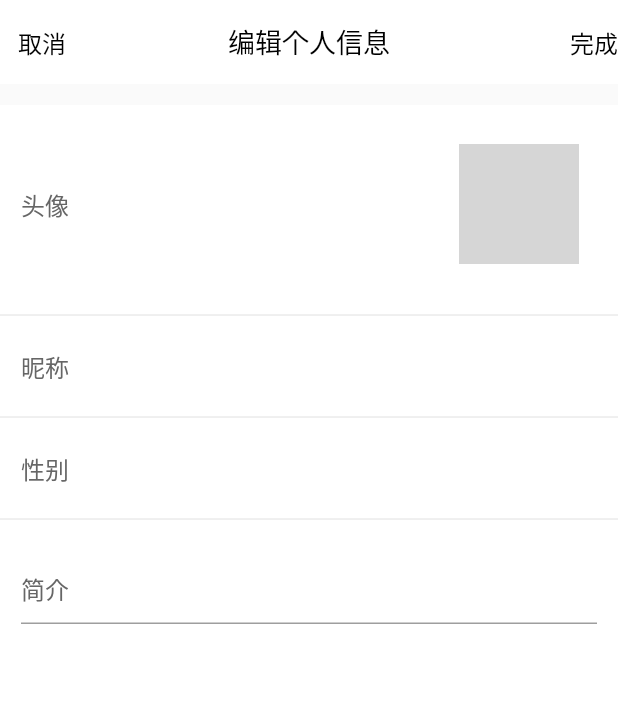
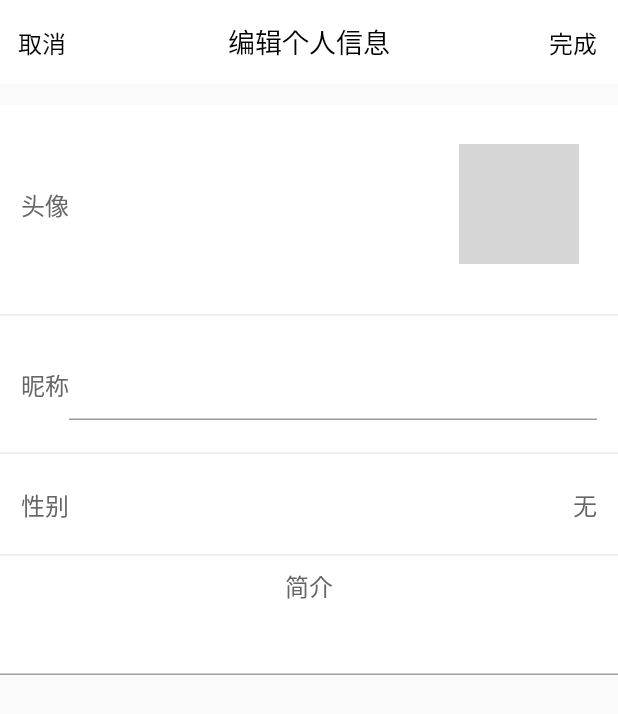
Before and after one commit to robotwai/flutter_freefeed, a Flutter app: the UserSettingPage screen opened directly, on a phone screen of 412 x 824 dp. Shown: the top 714 px of the screen. Run offline on Flutter 3.47's test engine with Material 2 defaults, Android fonts, the phone set to English and light mode, and no system bars; our stand-ins replace image_picker, shared_preferences, sqflite; accounts and stored records are empty; network calls fail; grey boxes are pictures that could not be loaded.

Commit message:
flutter 切换到master分支 修复弹出软键盘遮挡的问题

```diff
--- a/lib/model/account_model.dart
+++ b/lib/model/account_model.dart
@@ -34,7 +34,7 @@ class Account{
         'token': token,
         'icon': icon,
         'id': id,
-        'isign_contentd': sign_content,
+        'sign_content': sign_content,
         'followed': followed,
         'follower': follower,
         'sex': sex,
--- a/lib/utils/constant.dart
+++ b/lib/utils/constant.dart
@@ -1,7 +1,6 @@
 class Constant {
-
+  static const String baseUrlNoHttp = '192.168.45.47:3000';
   static const String baseUrl = 'http://' + baseUrlNoHttp;
-  static const String baseUrlNoHttp = '192.168.1.100:3000';
 
   static const int HTTP_OK = 0;
   static const int HTTP_FAILED = 1;
--- a/lib/utils/sp_local.dart
+++ b/lib/utils/sp_local.dart
@@ -4,10 +4,10 @@ import 'dart:convert';
 import 'dart:async';
 
 class CommonSP{
-  static void saveAccount(Account a) async {
+  static saveAccount(Account a) async {
     String json;
     if (a != null) {
-      json = JSON.encode(a);
+      json = jsonEncode(a);
     } else {
       json = '';
     }
@@ -24,7 +24,7 @@ class CommonSP{
       return null;
     }
     print("getAccount" + json);
-    Map userMap = JSON.decode(json);
+    Map userMap = jsonDecode(json);
     Account user = new Account.fromJson(userMap);
     if (user.token == null || user.token.isEmpty) {
       return null;
--- a/lib/widget/add_micropost_page.dart
+++ b/lib/widget/add_micropost_page.dart
@@ -7,7 +7,6 @@ import 'package:image_picker/image_picker.dart';
 import 'dart:io';
 import 'dart:async';
 import 'package:intl/intl.dart';
-import 'package:dio/dio.dart';
 import 'package:http/http.dart' as http;
 import 'package:http_parser/http_parser.dart';
 import 'package:flutter/cupertino.dart';
--- a/lib/widget/register.dart
+++ b/lib/widget/register.dart
@@ -159,7 +159,6 @@ class _RegisterState extends State<RegisterPage> {
     }
   }
 
-  void selectPic() {}
 
   Future getImage() async {
     var image = await ImagePicker.pickImage(source: ImageSource.gallery);
--- a/lib/widget/user_setting_page.dart
+++ b/lib/widget/user_setting_page.dart
@@ -2,6 +2,9 @@ import 'package:flutter/material.dart';
 import 'package:flutter_app/model/account_model.dart';
 import 'package:flutter_app/utils/sp_local.dart';
 import 'package:flutter_app/utils/constant.dart';
+import 'package:flutter_app/network/common_http_client.dart';
+import 'dart:async';
+import 'package:image_picker/image_picker.dart';
 
 class UserSettingPage extends StatefulWidget {
   @override
@@ -12,12 +15,16 @@ class UserSettingPage extends StatefulWidget {
 
 class _UserSettingPageState extends State<UserSettingPage> {
   Account account;
+  TextEditingController name_c = new TextEditingController();
+  TextEditingController sign_c = new TextEditingController();
 
   @override
   void initState() {
     CommonSP.getAccount().then((onValue) {
       setState(() {
         account = onValue;
+        name_c.text = onValue.name;
+        sign_c.text = onValue.sign_content;
       });
     });
   }
@@ -52,6 +59,7 @@ class _UserSettingPageState extends State<UserSettingPage> {
         ),
         actions: <Widget>[
           new GestureDetector(
+            child: new Container(
               child: new Center(
                 child: new Text(
                   '完成',
@@ -61,13 +69,16 @@ class _UserSettingPageState extends State<UserSettingPage> {
                       color: Color(CLS.TEXT_0)),
                 ),
               ),
+              padding: const EdgeInsets.only(right: 14.0),
+            ),
             onTap: () {
-              print('finish');
+              updateUser();
             },
           ),
         ],
       ),
-      body: new Container(
+      body: new SingleChildScrollView(
+        child: new Container(
           child: new Column(
             children: <Widget>[
               new Container(
@@ -77,20 +88,22 @@ class _UserSettingPageState extends State<UserSettingPage> {
                         child: new Text(
                           '头像',
                           style:
-                        new TextStyle(color: Color(CLS.TEXT_6), fontSize: 16.0),
+                          new TextStyle(
+                              color: Color(CLS.TEXT_6), fontSize: 16.0),
                         )),
                     new Container(
                       child: new GestureDetector(
                         child: new Container(
                           child: new ClipOval(
-                          child: getIcon(account == null || account.icon == null
+                            child: getIcon(
+                                account == null || account.icon == null
                                     ? "null"
                                     : account.icon),
                           ),
                           margin: const EdgeInsets.all(12.0),
                         ),
                         onTap: () {
-                        print('ontap');
+                          getImage();
                         },
                       ),
                     )
@@ -102,19 +115,22 @@ class _UserSettingPageState extends State<UserSettingPage> {
               new Container(
                 child: new Row(
                   children: <Widget>[
-                  new Expanded(
-                      child: new Text(
+                    new Text(
                       '昵称',
                       style:
                       new TextStyle(color: Color(CLS.TEXT_6), fontSize: 16.0),
+                    ),
+
+                    new Flexible(
+                        child: new TextField(
+                          controller: name_c,
+                          textAlign: TextAlign.right,
+                          style:
+                          new TextStyle(
+                              color: Color(CLS.TEXT_6), fontSize: 16.0),
                         )),
-                  new Text(
-                    account == null || account.name == null
-                        ? "null"
-                        : account.name,
-                    style:
-                        new TextStyle(color: Color(CLS.TEXT_6), fontSize: 16.0),
-                  )
+
+
                   ],
                 ),
                 padding: const EdgeInsets.all(14.0),
@@ -127,12 +143,13 @@ class _UserSettingPageState extends State<UserSettingPage> {
                         child: new Text(
                           '性别',
                           style:
-                        new TextStyle(color: Color(CLS.TEXT_6), fontSize: 16.0),
+                          new TextStyle(
+                              color: Color(CLS.TEXT_6), fontSize: 16.0),
                         )),
                     new Text(
-                    account == null || account.name == null
-                        ? "null"
-                        : account.name,
+                      account == null || account.sex == 0
+                          ? "无"
+                          : account.sex == 1 ? '男' : '女',
                       style:
                       new TextStyle(color: Color(CLS.TEXT_6), fontSize: 16.0),
                     )
@@ -142,20 +159,26 @@ class _UserSettingPageState extends State<UserSettingPage> {
               ),
               new Divider(),
               new Container(
-              child: new TextField(
-                decoration: new InputDecoration(
-                  hintText: '简介',
-                  hintStyle:
-                      new TextStyle(color: Color(CLS.TEXT_6), fontSize: 16.0),
+                child: new Text(
+                  '简介',
+                  style: new TextStyle(
+                      color: Color(CLS.TEXT_6), fontSize: 16.0),
                 ),
               ),
-              padding: const EdgeInsets.all(14.0),
-            )
+
+              new TextField(
+                controller: sign_c,
+                style: new TextStyle(color: Color(CLS.TEXT_6), fontSize: 16.0),
+              ),
+//                padding: const EdgeInsets.all(14.0),
+
             ],
           ),
           color: Color(CLS.BACKGROUND),
           margin: const EdgeInsets.only(top: 14.0),
         ),
+      ),
+      resizeToAvoidBottomPadding: true,
     );
   }
 
@@ -178,4 +201,20 @@ class _UserSettingPageState extends State<UserSettingPage> {
       );
     }
   }
+
+  Future getImage() async {
+    var image = await ImagePicker.pickImage(source: ImageSource.gallery);
+    if (image != null) {
+      setState(() {
+        print(image.path);
+        icon = image.path;
+      });
     }
+  }
+
+  String icon;
+
+  updateUser() {
+    FFHttpUtils.origin.updateUser(icon, name_c.text, sign_c.text, 1);
+  }
+}
--- a/pubspec.yaml
+++ b/pubspec.yaml
@@ -9,7 +9,7 @@ dependencies:
   # Use with the CupertinoIcons class for iOS style icons.
   cupertino_icons: ^0.1.2
   http: ^0.11.3+16
-  dio: ^0.0.14
+
   shared_preferences: "^0.4.2"
   sqflite: any
   path_provider: ^0.4.1
```
Also changed, not shown: lib/network/common_http_client.dart (+143 -146 lines), lib/utils/db_helper.dart (+12 -6 lines), lib/widget/ensure_visible.dart (added, +131 -0 lines), pubspec.lock, 1 other file. Lines whose indentation alone changed are shown as unchanged.
